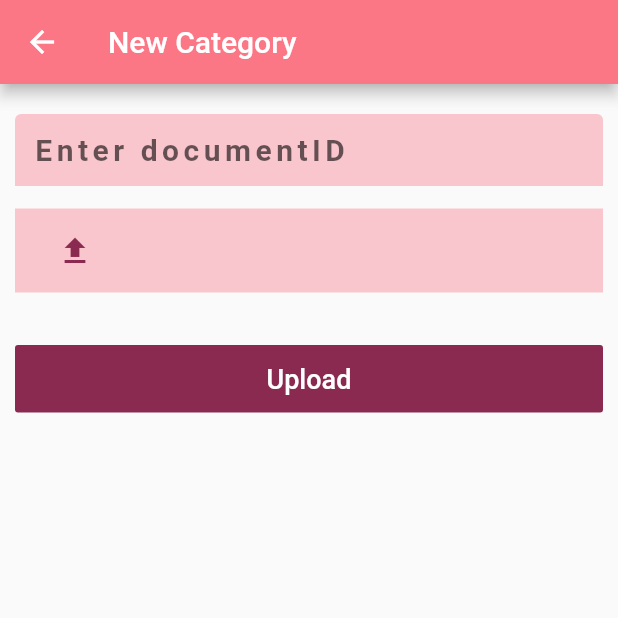
After one commit to Naveen-R-M/SBT, a Flutter app: the AddCategories screen opened directly, on a phone screen of 412 x 824 dp, the top half of it. The commit adds this screen. Run offline on Flutter 3.47's test engine with Material 2 defaults, Android fonts, the phone set to English and light mode, and no system bars; our stand-ins replace carousel_pro, cloud_firestore, firebase_auth, firebase_storage, flutter_spinkit, geolocator and 2 more; accounts and stored records are empty; statements that could not run were skipped.

Commit message:
commit 0.2.4

```diff
--- /dev/null
+++ b/lib/screens/admin/add_category.dart
@@ -0,0 +1,113 @@
+import 'package:SBT/my_colors.dart';
+import 'package:SBT/screens/admin/image_process.dart';
+import 'package:cloud_firestore/cloud_firestore.dart';
+import 'package:flutter/material.dart';
+
+class AddCategories extends StatefulWidget {
+  String imageURL;
+  AddCategories({this.imageURL});
+
+  @override
+  _AddCategoriesState createState() => _AddCategoriesState();
+}
+
+class _AddCategoriesState extends State<AddCategories> {
+  String categoryName;
+
+  String documentID;
+
+  TextEditingController _documentController = TextEditingController();
+
+  @override
+  Widget build(BuildContext context) {
+    _upload() async{
+      CollectionReference ref = Firestore.instance.collection('Categories');
+      return await ref.document(documentID).setData({
+        'imageURL':widget.imageURL,
+      }).whenComplete(() {
+        print("Completed");
+        setState(() {
+          _documentController.text = '';
+          widget.imageURL = '';
+        });
+      });
+    }
+    return Scaffold(
+      appBar: AppBar(
+        title: Text('New Category'),
+        backgroundColor: MyColors.STATUS_BAR,
+      ),
+      body: Container(
+        margin: EdgeInsets.all(10),
+        child: Column(
+          children: [
+            SizedBox(
+              height: 10,
+            ),
+            TextFormField(
+              controller: _documentController,
+              onChanged: (val) => documentID = val,
+              style: TextStyle(
+                  color: MyColors.TEXT_COLOR,
+                  letterSpacing: 3.0,
+                  fontSize: 20,
+                  fontWeight: FontWeight.bold),
+              maxLines: 1,
+              cursorColor: MyColors.TEXT_COLOR,
+              decoration: InputDecoration(
+                hintText: 'Enter documentID',
+                hintStyle: TextStyle(fontStyle: FontStyle.normal),
+                filled: true,
+                fillColor: MyColors.TEXT_FIELD_BCK,
+                enabledBorder: UnderlineInputBorder(
+                  borderSide: BorderSide(color: MyColors.TEXT_FIELD_BCK),
+                ),
+                focusedBorder: UnderlineInputBorder(
+                  borderSide: BorderSide(color: MyColors.TEXT_FIELD_BCK),
+                ),
+              ),
+            ),
+            SizedBox(
+              height: 15,
+            ),
+            Container(
+              color: MyColors.TEXT_FIELD_BCK,
+              child: ListTile(
+                leading: IconButton(
+                  icon: Icon(Icons.file_upload),
+                  color: MyColors.TEXT_COLOR,
+                  onPressed: () => Navigator.of(context).push(MaterialPageRoute(
+                      builder: (context) => ImageProcess(
+                            val: 'Categories',
+                          ))),
+                ),
+                title: Text(widget.imageURL),
+              ),
+            ),
+            SizedBox(
+              height: 15,
+            ),
+            Container(
+              margin: EdgeInsets.only(top:20),
+              width: MediaQuery.of(context).size.width,
+              height: 45,
+              child: FlatButton(
+                child: Text(
+                  'Upload',
+                  style: TextStyle(
+                    fontSize: 18,
+                    color: Colors.white,
+                  ),
+                ),
+                color: MyColors.TEXT_COLOR,
+                onPressed: () {
+                  _upload();
+                },
+              ),
+            )
+          ],
+        ),
+      ),
+    );
+  }
+}
--- a/lib/screens/home/item_view.dart
+++ b/lib/screens/home/item_view.dart
@@ -196,7 +196,7 @@ class _ViewItemsState extends State<ViewItems> {
                   ),
                 ),
                 SizedBox(height: 10,),
-                CategorySuggestions('Images'),
+                CategorySuggestions('Categories'),
                 SizedBox(height: 15,),
               ],
             ),
--- a/pubspec.yaml
+++ b/pubspec.yaml
@@ -19,6 +19,8 @@ dependencies:
   flutter_spinkit: ^4.1.2
   url_launcher: ^5.5.2
   geolocator: ^5.1.5
+  image_picker: ^0.6.7+7
+  image_cropper: ^1.3.1
 dev_dependencies:
   flutter_test:
     sdk: flutter
```
Also changed, not shown: lib/screens/admin/delete_category.dart (added, +83 -0 lines), lib/screens/admin/image_process.dart (added, +159 -0 lines), lib/screens/home/home_page.dart (+38 -20 lines), pubspec.lock, 3 other files.
